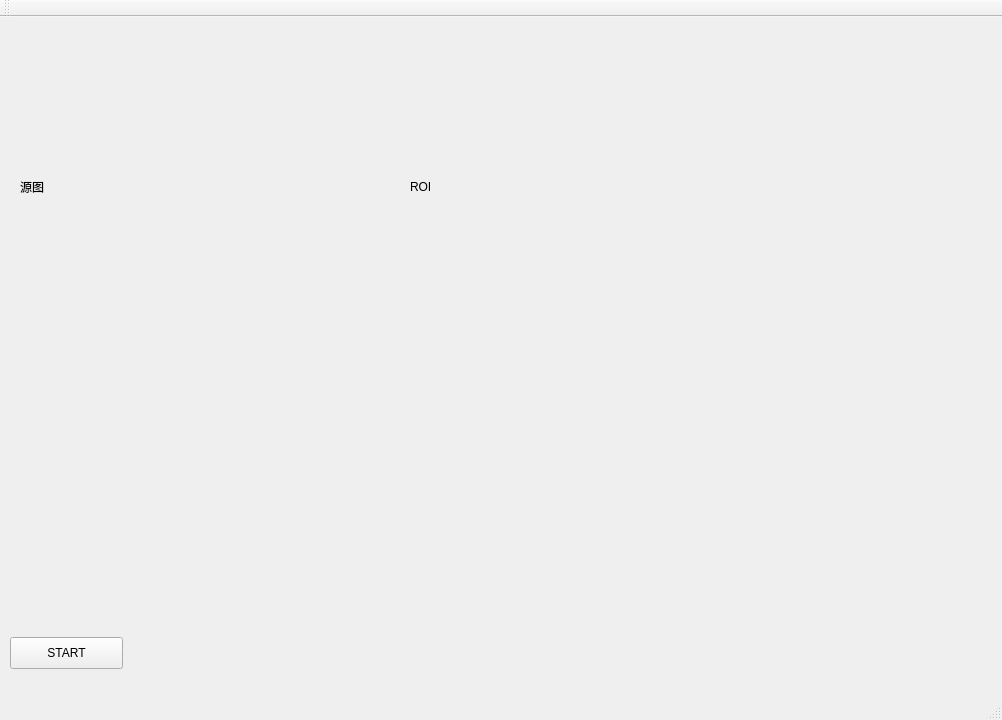
Qt form hr_cat_2.ui (StephenAmell2018/HR_cat_2) before a commit.
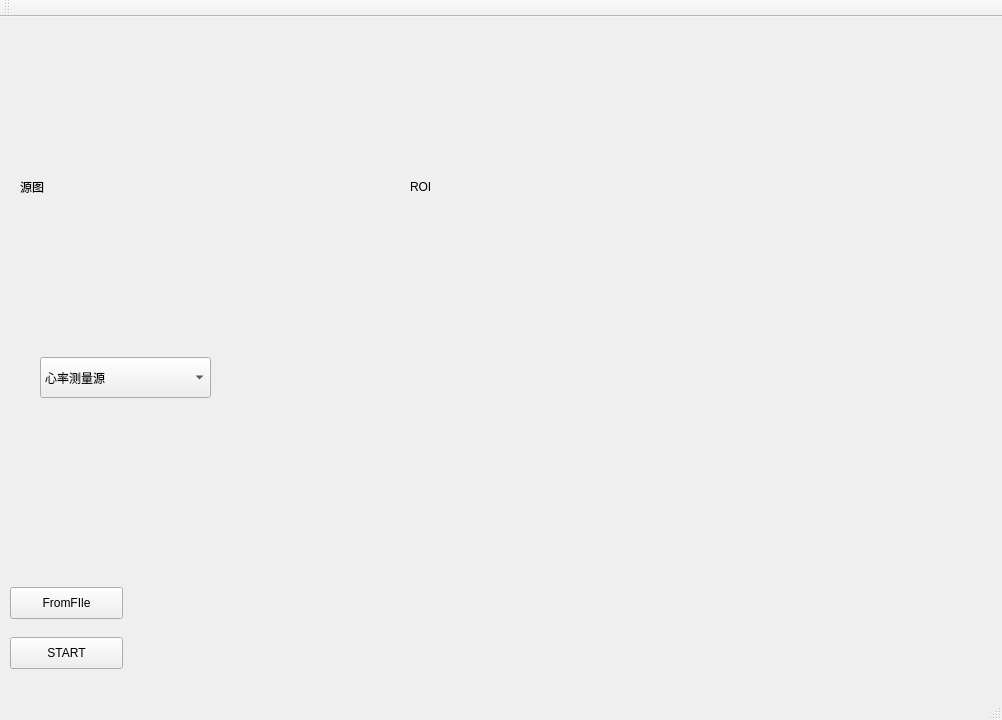
The same form after that commit. Icons and pictures are not drawn. Custom widgets are drawn as their Qt base class.

Commit message: 整个按钮进去comboBox，添加了离线视频获取方式

Diff of the .ui file:
```diff
--- a/hr_cat_2.ui
+++ b/hr_cat_2.ui
@@ -75,6 +75,44 @@
      <string notr="true">background-image: url(:/144.jpg);</string>
     </property>
    </widget>
+   <widget class="QPushButton" name="btn2">
+    <property name="geometry">
+     <rect>
+      <x>10</x>
+      <y>570</y>
+      <width>113</width>
+      <height>32</height>
+     </rect>
+    </property>
+    <property name="text">
+     <string>FromFIle</string>
+    </property>
+   </widget>
+   <widget class="QComboBox" name="comboBox">
+    <property name="geometry">
+     <rect>
+      <x>40</x>
+      <y>340</y>
+      <width>171</width>
+      <height>41</height>
+     </rect>
+    </property>
+    <item>
+     <property name="text">
+      <string>心率测量源</string>
+     </property>
+    </item>
+    <item>
+     <property name="text">
+      <string>离线视频</string>
+     </property>
+    </item>
+    <item>
+     <property name="text">
+      <string>摄像头在线</string>
+     </property>
+    </item>
+   </widget>
   </widget>
   <widget class="QToolBar" name="mainToolBar">
    <attribute name="toolBarArea">
```
The commit also changes 3 other files.
